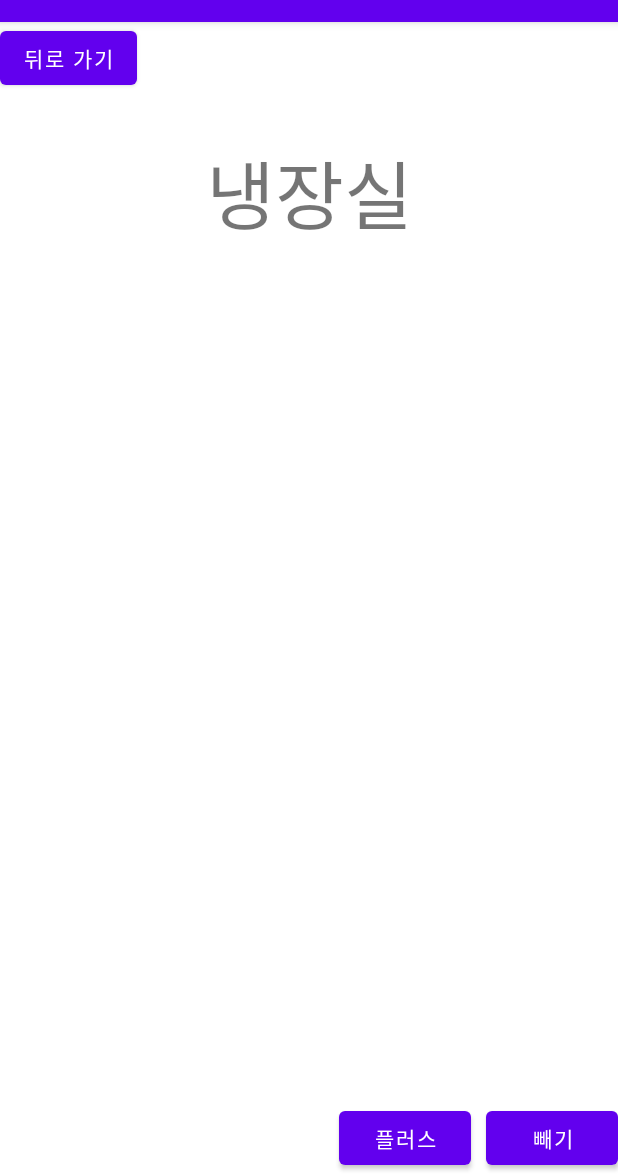
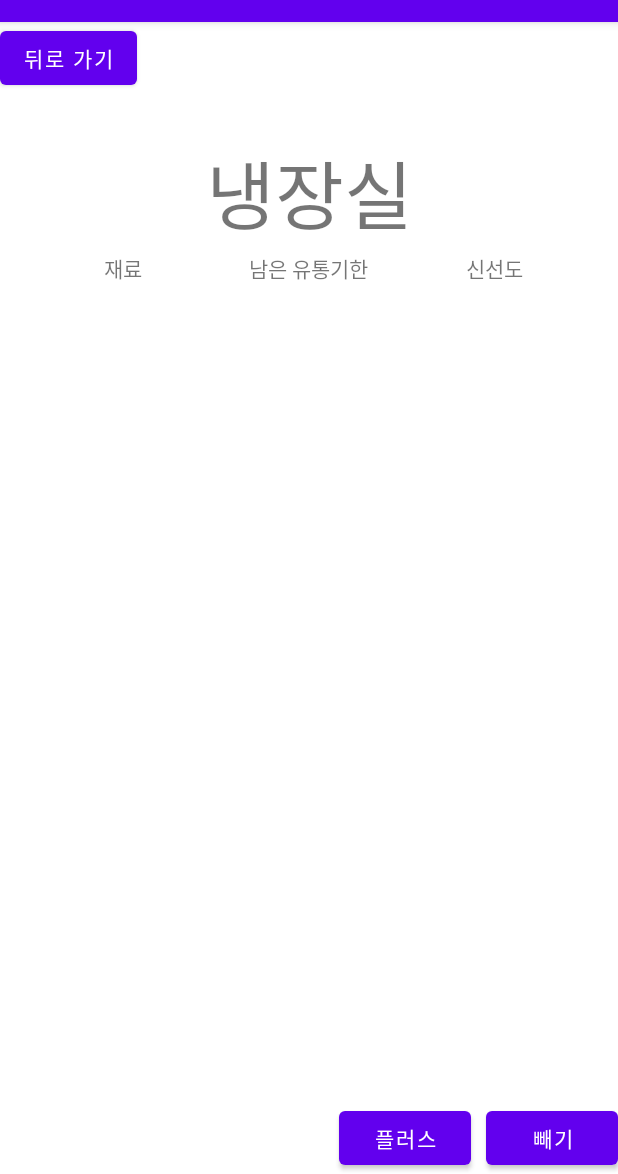
Before and after one commit to gikhoon/TakeCareFridge, an Android app: the FridgeMain screen opened directly, with no data from a screen before it, on a phone screen of 412 x 824 dp, the part 62-1236 px from its top. Run offline under Robolectric (Android 15) with nearby library versions, the phone set to English and light mode, and no system bars; our stand-ins replace Firebase (no records; nobody signed in at launch, a user with empty details on screens opened directly).

Commit message:
1117 NGH DB 냉장실,냉동실 DB 연동 완료

```diff
--- a/app/src/main/java/com/takecarefridge/FridgeMain.java
+++ b/app/src/main/java/com/takecarefridge/FridgeMain.java
@@ -30,6 +30,7 @@ import java.text.ParseException;
 import java.text.SimpleDateFormat;
 import java.util.ArrayList;
 import java.util.Calendar;
+import java.util.Collections;
 import java.util.Date;
 
 public class FridgeMain extends AppCompatActivity {
@@ -44,7 +45,6 @@ public class FridgeMain extends AppCompatActivity {
         setContentView(R.layout.fridge_main);
 
         FirebaseFirestore db = FirebaseFirestore.getInstance();
-        FirebaseStorage storage = FirebaseStorage.getInstance();
 
         ArrayList<FridgeData> fridgeDataList = new ArrayList<>();
 
@@ -56,16 +56,15 @@ public class FridgeMain extends AppCompatActivity {
                         if(task.isSuccessful()){
                             for(QueryDocumentSnapshot document : task.getResult()){
                                 if(document.exists()){
-                                    System.out.println("성공!!!!!!!!!!!!");
-                                //RemainED 구하기
+
+                                    //RemainED 구하기
                                     Timestamp registerTS = document.getTimestamp("timestamp");
                                     long totalEd = document.getLong("유통기한");
 
                                     long seconds = Timestamp.now().getSeconds()-registerTS.getSeconds();
                                     long remainED = totalEd-(seconds/(60*60*24));
 
-                                //TotalEd
-
+                                    //TotalEd 구하기
                                     String imagePath = document.getString("이미지");
                                     String name = document.getId();
 
@@ -76,6 +75,7 @@ public class FridgeMain extends AppCompatActivity {
                                     fridgeDataList.add(fd);
                                 }
                             }
+                            Collections.sort(fridgeDataList);
 
                             //출력
                             mFridgeList = findViewById(R.id.rv_fridgeListRecyclerView);
--- a/app/src/main/java/com/takecarefridge/IngredientListAdapter.java
+++ b/app/src/main/java/com/takecarefridge/IngredientListAdapter.java
@@ -70,8 +70,8 @@ public class IngredientListAdapter extends RecyclerView.Adapter<IngredientListAd
             holder.remainED.setText(item.remainED+"\n(만료)");
         }
         else {
-            holder.EDProgressBar.setProgress((int) item.remainED * 100 / (int) item.totalED);
-            holder.remainED.setText(String.valueOf(item.remainED));
+            holder.EDProgressBar.setProgress((int)item.remainED); //남은 일자로 수정
+            holder.remainED.setText(String.valueOf(item.remainED+"일"));
         }
     }
 
--- a/app/src/main/res/layout/fridge_main.xml
+++ b/app/src/main/res/layout/fridge_main.xml
@@ -32,10 +32,36 @@
         android:layout_width="match_parent"
         android:layout_height="0dp">
 
+        <LinearLayout
+            android:id="@+id/fridge_menu"
+            android:layout_width="match_parent"
+            android:layout_height="wrap_content"
+            android:weightSum="10">
+            <TextView
+                android:layout_width="0dp"
+                android:layout_height="match_parent"
+                android:text="재료"
+                android:gravity="center"
+                android:layout_weight="4"/>
+            <TextView
+                android:layout_width="0dp"
+                android:layout_height="match_parent"
+                android:text="남은 유통기한"
+                android:gravity="center"
+                android:layout_weight="2"/>
+            <TextView
+                android:layout_width="0dp"
+                android:layout_height="match_parent"
+                android:text="신선도"
+                android:gravity="center"
+                android:layout_weight="4"/>
+        </LinearLayout>
+
         <androidx.recyclerview.widget.RecyclerView
             android:id="@+id/rv_fridgeListRecyclerView"
             android:layout_width="match_parent"
-            android:layout_height="match_parent" />
+            android:layout_height="match_parent"
+            android:layout_below="@id/fridge_menu"/>
 
     </RelativeLayout>
     <RelativeLayout
```
Also changed, not shown: app/src/main/java/com/takecarefridge/FreezerMain.java (+45 -6 lines).
